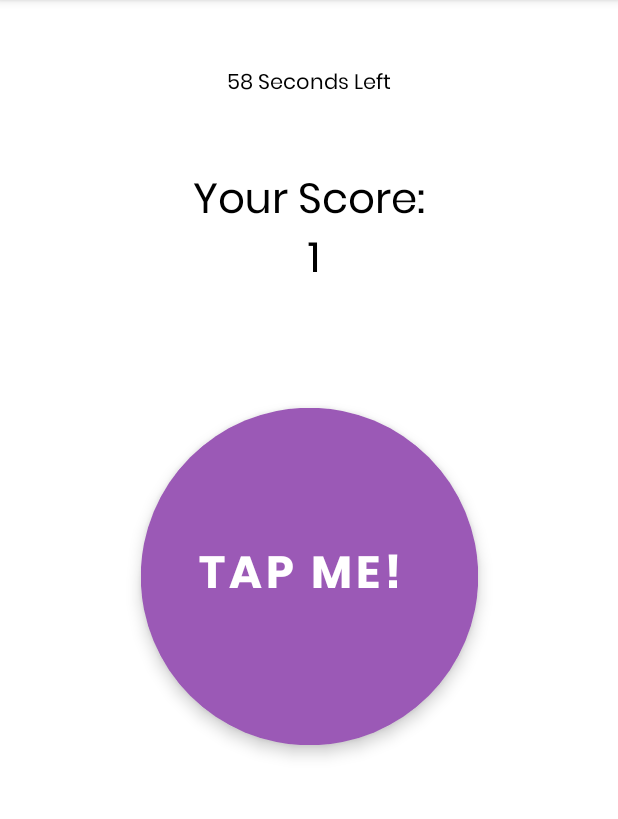
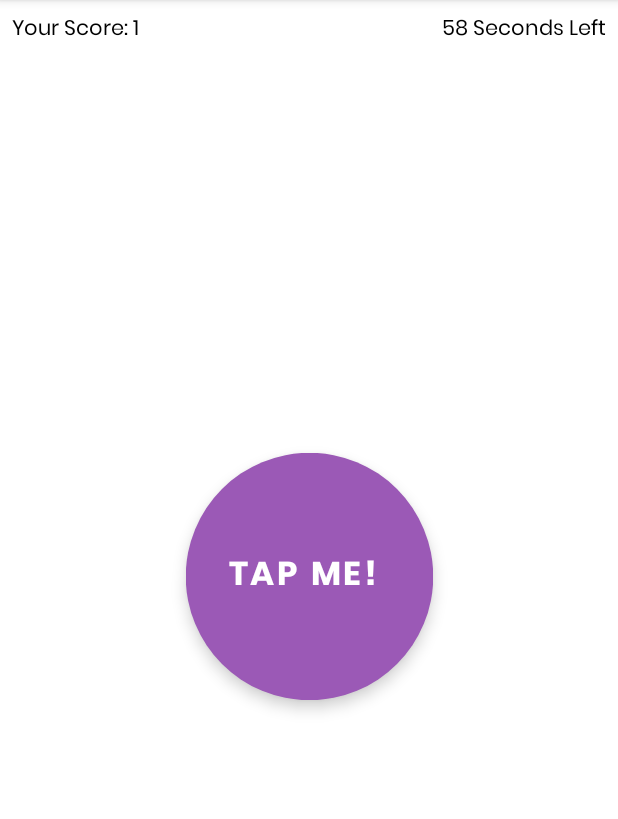
Before and after one commit to Hafiznaufalr/Mission, an Android app: the screen it shows after launch (MainActivity), after a tap on "TAP ME!", on a phone screen of 412 x 824 dp, the part 84-903 px from its top. Run offline under Robolectric (Android 15) with nearby library versions, the phone set to English and light mode, and no system bars.

Commit message:
change ui, add design pattern

```diff
--- a/app/src/main/AndroidManifest.xml
+++ b/app/src/main/AndroidManifest.xml
@@ -9,7 +9,7 @@
         android:roundIcon="@mipmap/ic_launcher_round"
         android:supportsRtl="true"
         android:theme="@style/AppTheme">
-        <activity android:name=".ui.MainActivity">
+        <activity android:name=".MainActivity">
             <intent-filter>
                 <action android:name="android.intent.action.MAIN" />
 
--- /dev/null
+++ b/app/src/main/java/com/raywenderlich/timefighter/hafiznaufalr/MainActivity.kt
@@ -0,0 +1,110 @@
+package com.raywenderlich.timefighter.hafiznaufalr
+
+import android.os.Bundle
+import android.util.Log
+import android.view.Menu
+import android.view.MenuItem
+import android.view.animation.AnimationUtils
+import android.widget.TextView
+import androidx.appcompat.app.AlertDialog
+import androidx.appcompat.app.AppCompatActivity
+import androidx.lifecycle.Observer
+import androidx.lifecycle.ViewModelProvider
+import com.google.android.material.floatingactionbutton.ExtendedFloatingActionButton
+
+class MainActivity : AppCompatActivity() {
+    private lateinit var mainViewModel: MainViewModel
+    private lateinit var tapMeButton: ExtendedFloatingActionButton
+    private lateinit var gameScoreTextView: TextView
+    private lateinit var timeLeftTextView: TextView
+
+    companion object {
+        private val TAG = MainActivity::class.java.simpleName
+    }
+
+    override fun onCreate(savedInstanceState: Bundle?) {
+        super.onCreate(savedInstanceState)
+        setContentView(R.layout.activity_main)
+        tapMeButton = findViewById(R.id.tapMeButton)
+        gameScoreTextView = findViewById(R.id.gameScoreTextView)
+        timeLeftTextView = findViewById(R.id.timeLifeTextView)
+        setViewModel()
+        observeScore()
+        observeTime()
+
+        tapMeButton.setOnClickListener { view ->
+            val bounceAnimation = AnimationUtils.loadAnimation(this, R.anim.bounce)
+            view.startAnimation(bounceAnimation)
+            mainViewModel.incrementScore()
+        }
+    }
+
+    private fun observeTime() {
+        mainViewModel.time.observe(this, Observer { timeLeft ->
+            timeLeftTextView.text = getString(R.string.timeLeft, timeLeft)
+        })
+    }
+
+    private fun observeScore() {
+        mainViewModel.textScore.observe(this, Observer {
+            when (it.status) {
+                Status.RUNNING -> {
+                    val blinkAnimation = AnimationUtils.loadAnimation(this, R.anim.blink)
+                    gameScoreTextView.startAnimation(blinkAnimation)
+
+                    it.data.let { score ->
+                        gameScoreTextView.text = getString(R.string.yourScore, score)
+                    }
+                }
+                Status.DONE -> {
+                    it.data.let { score ->
+                        tapMeButton.isClickable = false
+                        val builder = AlertDialog.Builder(this)
+                        builder.setTitle(getString(R.string.gameOverMessage, score))
+                        builder.setPositiveButton("Okay") { dialog, _ -> dialog.dismiss() }
+                        builder.setOnDismissListener {
+                            tapMeButton.isClickable = true
+                        }
+                        builder.create().show()
+                    }
+
+                }
+            }
+
+        })
+
+    }
+
+    private fun setViewModel() {
+        mainViewModel = ViewModelProvider(this).get(MainViewModel::class.java)
+    }
+
+    override fun onCreateOptionsMenu(menu: Menu?): Boolean {
+        super.onCreateOptionsMenu(menu)
+        menuInflater.inflate(R.menu.menu, menu)
+        return true
+    }
+
+    override fun onOptionsItemSelected(item: MenuItem): Boolean {
+        super.onOptionsItemSelected(item)
+        if (item.itemId == R.id.actionAbout) {
+            showInfo()
+        }
+        return true
+    }
+
+    private fun showInfo() {
+        val dialogTitle = getString(R.string.aboutTitle, BuildConfig.VERSION_NAME)
+        val dialogMessage = getString(R.string.aboutMessage)
+
+        val builder = AlertDialog.Builder(this)
+        builder.setTitle(dialogTitle)
+        builder.setMessage(dialogMessage)
+        builder.create().show()
+    }
+
+    override fun onDestroy() {
+        super.onDestroy()
+        Log.d(TAG, "onDestroy Called")
+    }
+}
--- /dev/null
+++ b/app/src/main/java/com/raywenderlich/timefighter/hafiznaufalr/MainViewModel.kt
@@ -0,0 +1,70 @@
+package com.raywenderlich.timefighter.hafiznaufalr
+
+import android.os.CountDownTimer
+import androidx.lifecycle.MutableLiveData
+import androidx.lifecycle.ViewModel
+import androidx.lifecycle.viewModelScope
+import kotlinx.coroutines.delay
+import kotlinx.coroutines.launch
+
+class MainViewModel: ViewModel() {
+    private lateinit var countDownTimer: CountDownTimer
+    private var score = 0
+    private var gameStarted = false
+    private var initialCountDown: Long = 60000
+    private var countDownInterval: Long = 1000
+
+    val textScore = MutableLiveData<Resource<Int>>()
+    val time = MutableLiveData<Long>()
+
+    init {
+        resetGame()
+    }
+
+    fun incrementScore() {
+        if (!gameStarted) {
+            startGame()
+        }
+        score += 1
+        textScore.postValue(Resource.running(score))
+    }
+
+    private fun startGame() {
+        countDownTimer.start()
+        gameStarted = true
+    }
+
+    private fun resetGame() {
+        score = 0
+        textScore.postValue(Resource.running(score))
+
+        val initialTimeLeft = initialCountDown / 1000
+        time.postValue(initialTimeLeft)
+
+        countDownTimer = object : CountDownTimer(initialCountDown, countDownInterval) {
+            override fun onTick(millisUntilFinished: Long) {
+                val timeLeft = millisUntilFinished / 1000
+                time.postValue(timeLeft)
+            }
+
+            override fun onFinish() {
+                endGame()
+            }
+        }
+        gameStarted = false
+    }
+
+    private fun endGame() {
+        /**
+         *  THE REASON WHY I ADD DELAY IN THIS FUNCTION
+         *  BECAUSE I NEED LITTLE TIME FOR SCORE IN STATE 'DONE' FOR SHOWING DIALOG
+         *  BECAUSE IF I'AM NOT ADD DELAY, THE SCORE WILL BE FAST CHANGED IN ZERO (BECAUSE CALLING FUN RESET GAME).
+         */
+        viewModelScope.launch {
+            textScore.postValue(Resource.done(score))
+            delay(100)
+            resetGame()
+        }
+
+    }
+}
--- /dev/null
+++ b/app/src/main/java/com/raywenderlich/timefighter/hafiznaufalr/Utils.kt
@@ -0,0 +1,18 @@
+package com.raywenderlich.timefighter.hafiznaufalr
+
+enum class Status {
+    RUNNING,
+    DONE
+}
+
+data class Resource<out T>(val status: Status, val data: T?) {
+    companion object {
+        fun <T> running(data: T?): Resource<T> {
+            return Resource(Status.RUNNING, data)
+        }
+
+        fun <T> done(data: T?): Resource<T> {
+            return Resource(Status.DONE, data)
+        }
+    }
+}
--- a/app/src/main/java/com/raywenderlich/timefighter/hafiznaufalr/ui/MainActivity.kt
+++ /dev/null
@@ -1,167 +0,0 @@
-package com.raywenderlich.timefighter.hafiznaufalr.ui
-
-import android.os.Bundle
-import android.os.CountDownTimer
-import android.util.Log
-import android.view.Menu
-import android.view.MenuItem
-import android.view.animation.AnimationUtils
-import android.widget.TextView
-import android.widget.Toast
-import androidx.appcompat.app.AlertDialog
-import androidx.appcompat.app.AppCompatActivity
-import com.google.android.material.floatingactionbutton.ExtendedFloatingActionButton
-import com.raywenderlich.timefighter.hafiznaufalr.BuildConfig
-import com.raywenderlich.timefighter.hafiznaufalr.R
-
-class MainActivity : AppCompatActivity() {
-    internal lateinit var tapMeButton: ExtendedFloatingActionButton
-    internal lateinit var gameScoreTextView: TextView
-    internal lateinit var timeLeftTextView: TextView
-
-    internal var score = 0
-
-    internal var gameStarted = false
-    internal lateinit var countDownTimer: CountDownTimer
-    internal var initialCountDown: Long = 60000
-    internal var countDownInterval: Long = 1000
-    internal var timeLeftOnTimer: Long = 60000
-
-    companion object {
-        private val TAG = MainActivity::class.java.simpleName
-        private const val SCORE_KEY = "SCORE_KEY"
-        private const val TIME_LEFT_KEY = "TIME_LEFT_KEY"
-    }
-
-    override fun onCreate(savedInstanceState: Bundle?) {
-        super.onCreate(savedInstanceState)
-        setContentView(R.layout.activity_main)
-
-        Log.d(TAG, "onCreate called. Score is: $score")
-
-        tapMeButton = findViewById(R.id.tapMeButton)
-        gameScoreTextView = findViewById(R.id.gameScoreTextView)
-        timeLeftTextView = findViewById(R.id.timeLifeTextView)
-
-        tapMeButton.setOnClickListener { view ->
-            val bounceAnimation = AnimationUtils.loadAnimation(this, R.anim.bounce)
-            view.startAnimation(bounceAnimation)
-            incrementScore()
-        }
-
-        if (savedInstanceState != null) {
-            score = savedInstanceState.getInt(SCORE_KEY)
-            timeLeftOnTimer = savedInstanceState.getLong(TIME_LEFT_KEY)
-            restoreGame()
-        } else {
-            resetGame()
-        }
-    }
-
-    override fun onCreateOptionsMenu(menu: Menu?): Boolean {
-        super.onCreateOptionsMenu(menu)
-        menuInflater.inflate(R.menu.menu, menu)
-        return true
-    }
-
-    override fun onOptionsItemSelected(item: MenuItem): Boolean {
-        super.onOptionsItemSelected(item)
-        if (item.itemId == R.id.actionAbout){
-            showInfo()
-        }
-        return true
-    }
-
-    private fun showInfo() {
-        val dialogTitle = getString(R.string.aboutTitle, BuildConfig.VERSION_NAME)
-        val dialogMessage = getString(R.string.aboutMessage)
-
-        val builder = AlertDialog.Builder(this)
-        builder.setTitle(dialogTitle)
-        builder.setMessage(dialogMessage)
-        builder.create().show()
-    }
-
-    override fun onSaveInstanceState(outState: Bundle) {
-        super.onSaveInstanceState(outState)
-
-        outState.putInt(SCORE_KEY, score)
-        outState.putLong(TIME_LEFT_KEY, timeLeftOnTimer)
-        countDownTimer.cancel()
-
-        Log.d(TAG, "onSaveInstanceState: saving score: $score & time left: $timeLeftOnTimer")
-    }
-
-    private fun restoreGame() {
-        gameScoreTextView.text = getString(R.string.yourScore, score)
-
-        val restoredTime = timeLeftOnTimer / 1000
-        timeLeftTextView.text = getString(R.string.timeLeft, restoredTime)
-
-        countDownTimer = object : CountDownTimer(timeLeftOnTimer, countDownInterval) {
-
-            override fun onTick(millisUntilFinished: Long) {
-                timeLeftOnTimer = millisUntilFinished
-                val timeLeft = millisUntilFinished / 1000
-                timeLeftTextView.text = getString(R.string.timeLeft, timeLeft)
-            }
-
-            override fun onFinish() {
-                endGame()
-            }
-        }
-
-        countDownTimer.start()
-        gameStarted = true
-    }
-
-    override fun onDestroy() {
-        super.onDestroy()
-        Log.d(TAG, "onDestroy Called")
-    }
-
-    private fun incrementScore() {
-        if (!gameStarted) {
-            startGame()
-        }
-        score += 1
-        val newScore = getString(R.string.yourScore, score)
-        gameScoreTextView.text = newScore
-
-        val blinkAnimation = AnimationUtils.loadAnimation(this, R.anim.blink)
-        gameScoreTextView.startAnimation(blinkAnimation)
-    }
-
-    private fun resetGame() {
-        score = 0
-
-        gameScoreTextView.text = getString(R.string.yourScore, score)
-
-        val initialTimeLeft = initialCountDown / 1000
-        timeLeftTextView.text = getString(R.string.timeLeft, initialTimeLeft)
-
-        countDownTimer = object : CountDownTimer(initialCountDown, countDownInterval) {
-            override fun onTick(millisUntilFinished: Long) {
-                timeLeftOnTimer = millisUntilFinished
-                val timeLeft = millisUntilFinished / 1000
-                timeLeftTextView.text = getString(R.string.timeLeft, timeLeft)
-            }
-
-            override fun onFinish() {
-                endGame()
-            }
-        }
-        gameStarted = false
-    }
-
-
-    private fun startGame() {
-        countDownTimer.start()
-        gameStarted = true
-    }
-
-    private fun endGame() {
-        Toast.makeText(this, getString(R.string.gameOverMessage, score), Toast.LENGTH_LONG).show()
-        resetGame()
-    }
-}
--- a/app/src/main/res/anim/bounce.xml
+++ b/app/src/main/res/anim/bounce.xml
@@ -4,8 +4,8 @@
     android:interpolator="@android:anim/bounce_interpolator">
     <scale
         android:duration="2000"
-        android:fromXScale="1.5"
-        android:fromYScale="1.5"
+        android:fromXScale="1.1"
+        android:fromYScale="1.1"
         android:pivotX="50%"
         android:pivotY="50%"
         android:toXScale="1.0"
--- a/app/src/main/res/layout/activity_main.xml
+++ b/app/src/main/res/layout/activity_main.xml
@@ -5,32 +5,33 @@
     android:layout_width="match_parent"
     android:layout_height="match_parent"
     android:background="@color/colorBackground"
-    tools:context=".ui.MainActivity">
+    tools:context=".MainActivity">
+
+    <TextView
+        android:id="@+id/gameScoreTextView"
+        android:layout_width="wrap_content"
+        android:layout_height="wrap_content"
+        android:layout_marginStart="8dp"
+        android:layout_marginTop="8dp"
+        android:text="@string/yourScore"
+        app:layout_constraintStart_toStartOf="parent"
+        app:layout_constraintTop_toTopOf="parent"
+        android:textColor="@android:color/black"
+        android:fontFamily="@font/poppinsregular"
+        />
 
     <TextView
         android:id="@+id/timeLifeTextView"
-        android:layout_width="match_parent"
+        android:layout_width="wrap_content"
         android:layout_height="wrap_content"
-        android:layout_marginStart="8dp"
+        android:layout_marginTop="8dp"
         android:layout_marginEnd="8dp"
+        android:text="@string/timeLeft"
+        app:layout_constraintEnd_toEndOf="parent"
+        app:layout_constraintTop_toTopOf="parent"
+        android:textColor="@android:color/black"
         android:fontFamily="@font/poppinsregular"
-        android:text="@string/timeLeft"
-        android:textAlignment="center"
-        android:textColor="@android:color/black"
-        app:layout_constraintBottom_toTopOf="@id/gameScoreTextView"
-        app:layout_constraintTop_toTopOf="parent" />
-
-    <TextView
-        android:id="@+id/gameScoreTextView"
-        android:layout_width="match_parent"
-        android:layout_height="wrap_content"
-        android:fontFamily="@font/poppinsregular"
-        android:text="@string/yourScore"
-        android:textAlignment="center"
-        android:textColor="@android:color/black"
-        android:textSize="28sp"
-        app:layout_constraintBottom_toTopOf="@id/tapMeButton"
-        app:layout_constraintTop_toTopOf="parent" />
+        />
 
     <com.google.android.material.floatingactionbutton.ExtendedFloatingActionButton
         android:id="@+id/tapMeButton"
--- a/app/src/main/res/values/strings.xml
+++ b/app/src/main/res/values/strings.xml
@@ -1,6 +1,6 @@
 <resources>
     <string name="app_name">TFighter</string>
-    <string name="yourScore">Your Score:\n %1$d</string>
+    <string name="yourScore">Your Score: %1$d</string>
     <string name="timeLeft">%1$d Seconds Left</string>
     <string name="tapMe">Tap Me!</string>
     <string name="gameOverMessage">Times up! Your score was: %1$d</string>
```
Also changed, not shown: app/build.gradle (+11 -0 lines).
